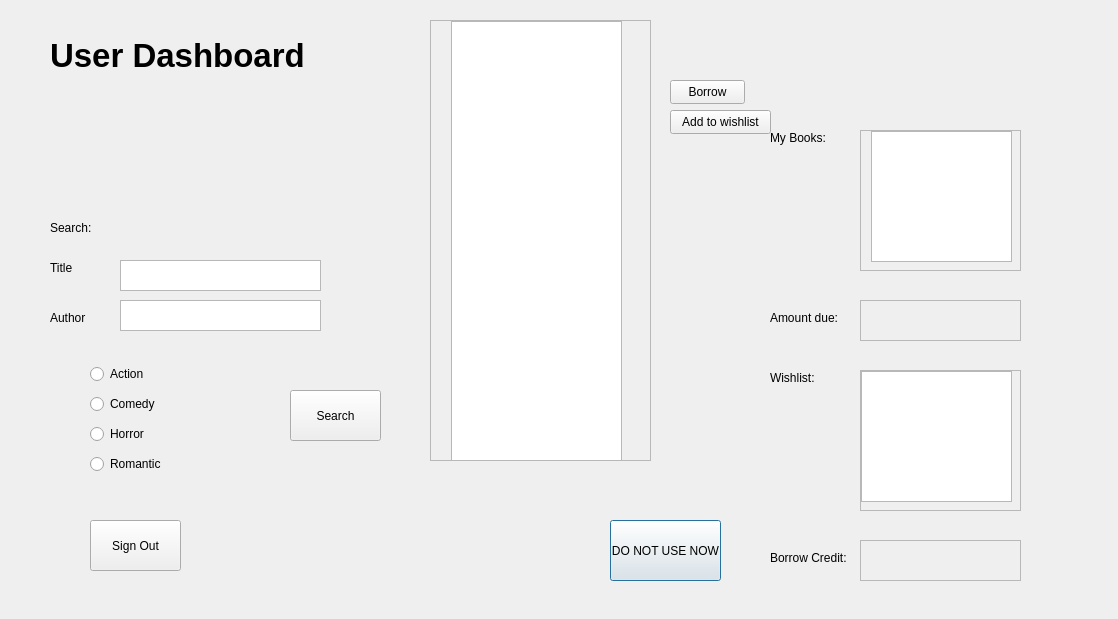
The window that LibraryManagementSystem/user.ui (omar-rabeh-18/LibraryManagementSystem) describes before a commit, drawn with Qt 5.
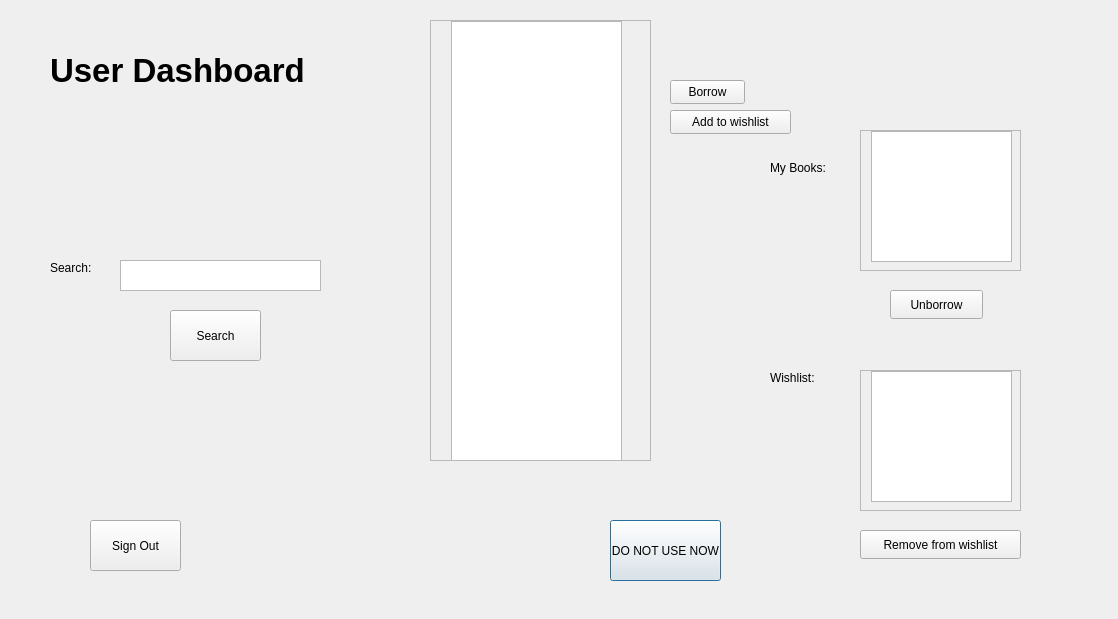
The same window after the commit.

Commit message: unborrow, remove wishlist, adding duplicate books, new searching ,etc

```diff
--- a/LibraryManagementSystem/user.ui
+++ b/LibraryManagementSystem/user.ui
@@ -18,8 +18,8 @@
     <rect>
      <x>50</x>
      <y>40</y>
-     <width>301</width>
-     <height>31</height>
+     <width>331</width>
+     <height>61</height>
     </rect>
    </property>
    <property name="font">
@@ -36,7 +36,7 @@
    <property name="geometry">
     <rect>
      <x>770</x>
-     <y>130</y>
+     <y>160</y>
      <width>71</width>
      <height>16</height>
     </rect>
@@ -102,9 +102,9 @@
     <widget class="QListWidget" name="wishList">
      <property name="geometry">
       <rect>
-       <x>0</x>
+       <x>10</x>
        <y>0</y>
-       <width>151</width>
+       <width>141</width>
        <height>131</height>
       </rect>
      </property>
@@ -124,78 +124,6 @@
     <string>Wishlist:</string>
    </property>
   </widget>
-  <widget class="QLabel" name="amountLabel">
-   <property name="geometry">
-    <rect>
-     <x>770</x>
-     <y>310</y>
-     <width>91</width>
-     <height>16</height>
-    </rect>
-   </property>
-   <property name="text">
-    <string>Amount due: </string>
-   </property>
-  </widget>
-  <widget class="QScrollArea" name="amountArea">
-   <property name="geometry">
-    <rect>
-     <x>860</x>
-     <y>300</y>
-     <width>161</width>
-     <height>41</height>
-    </rect>
-   </property>
-   <property name="widgetResizable">
-    <bool>true</bool>
-   </property>
-   <widget class="QWidget" name="scrollAreaWidgetContents_3">
-    <property name="geometry">
-     <rect>
-      <x>0</x>
-      <y>0</y>
-      <width>159</width>
-      <height>39</height>
-     </rect>
-    </property>
-   </widget>
-  </widget>
-  <widget class="QScrollArea" name="creditArea">
-   <property name="geometry">
-    <rect>
-     <x>860</x>
-     <y>540</y>
-     <width>161</width>
-     <height>41</height>
-    </rect>
-   </property>
-   <property name="widgetResizable">
-    <bool>true</bool>
-   </property>
-   <widget class="QWidget" name="scrollAreaWidgetContents_4">
-    <property name="geometry">
-     <rect>
-      <x>0</x>
-      <y>0</y>
-      <width>159</width>
-      <height>39</height>
-     </rect>
-    </property>
-   </widget>
-  </widget>
-  <widget class="QLabel" name="creditLabel">
-   <property name="geometry">
-    <rect>
-     <x>770</x>
-     <y>550</y>
-     <width>91</width>
-     <height>16</height>
-    </rect>
-   </property>
-   <property name="text">
-    <string>Borrow Credit:</string>
-   </property>
-  </widget>
   <widget class="QPushButton" name="searchPushButton">
    <property name="geometry">
     <rect>
@@ -209,24 +137,11 @@
     <string>DO NOT USE NOW</string>
    </property>
   </widget>
-  <widget class="QLabel" name="label_5">
-   <property name="geometry">
-    <rect>
-     <x>50</x>
-     <y>310</y>
-     <width>49</width>
-     <height>16</height>
-    </rect>
-   </property>
-   <property name="text">
-    <string>Author</string>
-   </property>
-  </widget>
   <widget class="QLabel" name="label_6">
    <property name="geometry">
     <rect>
      <x>50</x>
-     <y>220</y>
+     <y>260</y>
      <width>49</width>
      <height>16</height>
     </rect>
@@ -235,69 +150,6 @@
     <string>Search:</string>
    </property>
   </widget>
-  <widget class="QLabel" name="label_4">
-   <property name="geometry">
-    <rect>
-     <x>50</x>
-     <y>260</y>
-     <width>49</width>
-     <height>16</height>
-    </rect>
-   </property>
-   <property name="text">
-    <string>Title</string>
-   </property>
-  </widget>
-  <widget class="QWidget" name="verticalLayoutWidget_2">
-   <property name="geometry">
-    <rect>
-     <x>90</x>
-     <y>360</y>
-     <width>160</width>
-     <height>119</height>
-    </rect>
-   </property>
-   <layout class="QVBoxLayout" name="verticalLayout_3">
-    <item>
-     <widget class="QRadioButton" name="actionCheck_3">
-      <property name="text">
-       <string>Action</string>
-      </property>
-     </widget>
-    </item>
-    <item>
-     <widget class="QRadioButton" name="comedyCheck_3">
-      <property name="text">
-       <string>Comedy</string>
-      </property>
-     </widget>
-    </item>
-    <item>
-     <widget class="QRadioButton" name="HorrorCheck_3">
-      <property name="text">
-       <string>Horror</string>
-      </property>
-     </widget>
-    </item>
-    <item>
-     <widget class="QRadioButton" name="romanticCheck_3">
-      <property name="text">
-       <string>Romantic</string>
-      </property>
-     </widget>
-    </item>
-   </layout>
-  </widget>
-  <widget class="QTextEdit" name="authorSearchTextedit">
-   <property name="geometry">
-    <rect>
-     <x>120</x>
-     <y>300</y>
-     <width>201</width>
-     <height>31</height>
-    </rect>
-   </property>
-  </widget>
   <widget class="QScrollArea" name="deleteArea">
    <property name="geometry">
     <rect>
@@ -334,8 +186,8 @@
   <widget class="QPushButton" name="pushButton_2">
    <property name="geometry">
     <rect>
-     <x>290</x>
-     <y>390</y>
+     <x>170</x>
+     <y>310</y>
      <width>91</width>
      <height>51</height>
     </rect>
@@ -385,7 +237,7 @@
     <rect>
      <x>670</x>
      <y>110</y>
-     <width>101</width>
+     <width>121</width>
      <height>24</height>
     </rect>
    </property>
@@ -393,6 +245,32 @@
     <string>Add to wishlist</string>
    </property>
   </widget>
+  <widget class="QPushButton" name="pushButton_4">
+   <property name="geometry">
+    <rect>
+     <x>890</x>
+     <y>290</y>
+     <width>93</width>
+     <height>29</height>
+    </rect>
+   </property>
+   <property name="text">
+    <string>Unborrow</string>
+   </property>
+  </widget>
+  <widget class="QPushButton" name="pushButton_5">
+   <property name="geometry">
+    <rect>
+     <x>860</x>
+     <y>530</y>
+     <width>161</width>
+     <height>29</height>
+    </rect>
+   </property>
+   <property name="text">
+    <string>Remove from wishlist</string>
+   </property>
+  </widget>
  </widget>
  <resources/>
  <connections/>
```
The commit also changes 19 other files.
